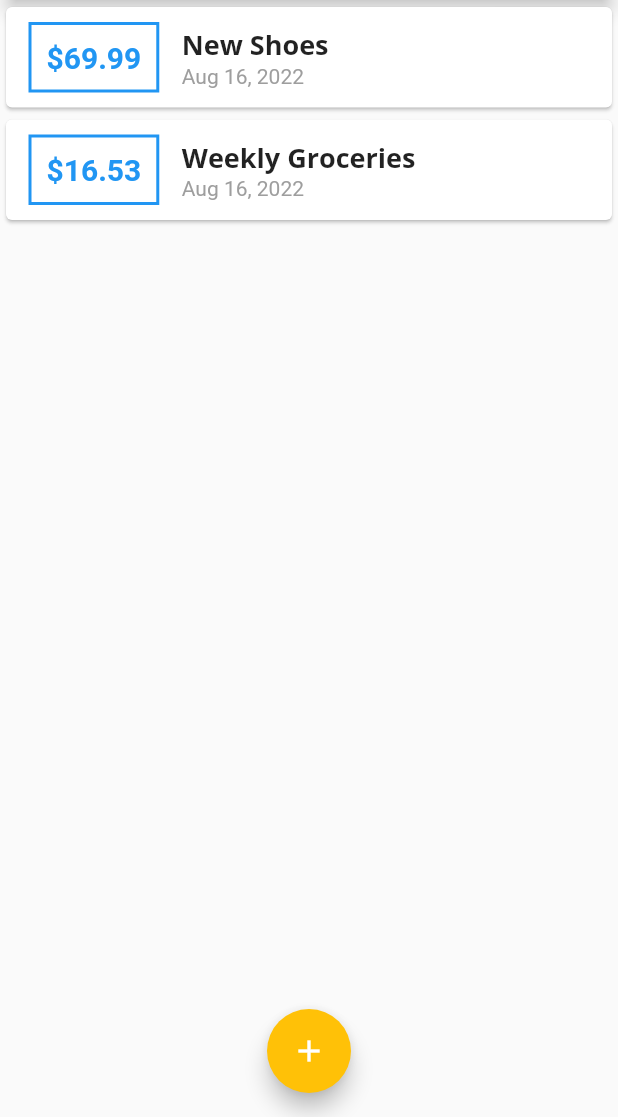
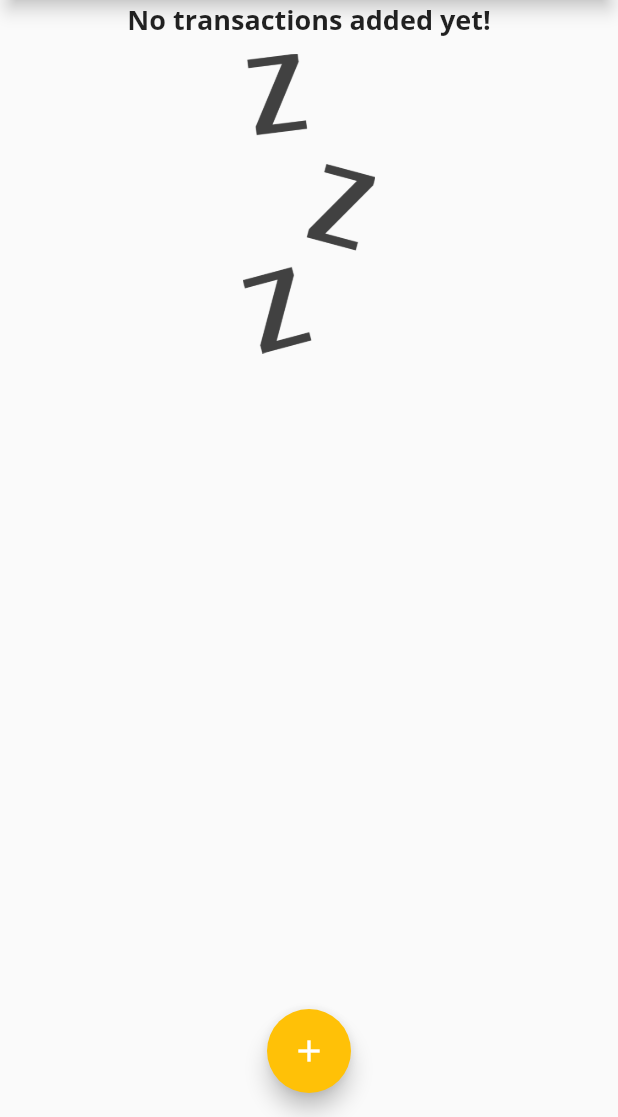
Before and after one commit to keleshteri/Expense-Planner, a Flutter app: the screen it shows after launch, on a phone screen of 412 x 824 dp, the part 119-1236 px from its top. Run offline on Flutter 3.47's test engine with Material 2 defaults, Android fonts, the phone set to English and light mode, and no system bars.

```diff
--- a/lib/main.dart
+++ b/lib/main.dart
@@ -51,18 +51,18 @@ class _MyHomePageState extends State<MyHomePage> {
   //Transaction
 
   final List<Transaction> _userTransactions = [
-    Transaction(
-      id: 't1',
-      title: 'New Shoes',
-      amount: 69.99,
-      date: DateTime.now(),
-    ),
-    Transaction(
-      id: 't2',
-      title: 'Weekly Groceries',
-      amount: 16.53,
-      date: DateTime.now(),
-    ),
+    // Transaction(
+    //   id: 't1',
+    //   title: 'New Shoes',
+    //   amount: 69.99,
+    //   date: DateTime.now(),
+    // ),
+    // Transaction(
+    //   id: 't2',
+    //   title: 'Weekly Groceries',
+    //   amount: 16.53,
+    //   date: DateTime.now(),
+    // ),
   ];
   void _addNewTransaction(String txTitle, double txAmount) {
     final newTx = Transaction(
--- a/lib/widgets/transaction_list.dart
+++ b/lib/widgets/transaction_list.dart
@@ -13,14 +13,33 @@ class TransactionList extends StatelessWidget {
   Widget build(BuildContext context) {
     return SizedBox(
       height: 300,
-      child: ListView.builder(
+      child: transactions.isEmpty
+          ? Column(
+              children: [
+                Text(
+                  'No transactions added yet!',
+                  style: Theme.of(context).textTheme.headline6,
+                ),
+                const SizedBox(
+                  height: 10,
+                ),
+                SizedBox(
+                  height: 200,
+                  child: Image.asset(
+                    'assets/images/waiting.png',
+                    fit: BoxFit.cover,
+                  ),
+                ),
+              ],
+            )
+          : ListView.builder(
               itemBuilder: (context, index) {
                 return Card(
                   child: Row(
                     children: [
                       Container(
-                  margin:
-                      const EdgeInsets.symmetric(vertical: 10, horizontal: 15),
+                        margin: const EdgeInsets.symmetric(
+                            vertical: 10, horizontal: 15),
                         decoration: BoxDecoration(
                             border: Border.all(
                           color: Theme.of(context).primaryColor,
--- a/pubspec.yaml
+++ b/pubspec.yaml
@@ -59,9 +59,9 @@ flutter:
   uses-material-design: true
 
   # To add assets to your application, add an assets section, like this:
-  # assets:
-  #   - images/a_dot_burr.jpeg
-  #   - images/a_dot_ham.jpeg
+  assets:
+    - assets/images/waiting.png
+
 
   # An image asset can refer to one or more resolution-specific "variants", see
   # https://flutter.dev/assets-and-images/#resolution-aware
```
Also changed, not shown: assets/images/waiting.png (added). Lines whose indentation alone changed are shown as unchanged.
